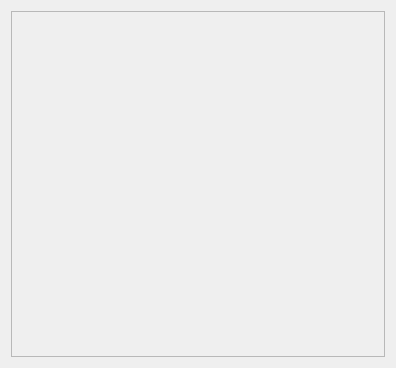
Above: dialoglayers.ui from KarlZeilhofer/CopperField before the change. Below: the same form after it.
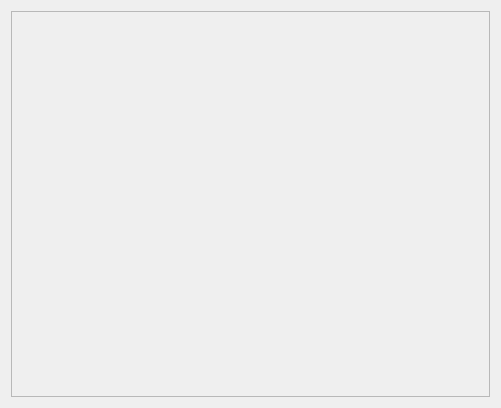
That is the form after the change. Custom widgets are drawn as their Qt base class.

```diff
--- a/dialoglayers.ui
+++ b/dialoglayers.ui
@@ -6,8 +6,8 @@
    <rect>
     <x>0</x>
     <y>0</y>
-    <width>396</width>
-    <height>368</height>
+    <width>501</width>
+    <height>408</height>
    </rect>
   </property>
   <property name="windowTitle">
@@ -17,15 +17,15 @@
    <item row="0" column="0">
     <widget class="QScrollArea" name="scrollArea">
      <property name="widgetResizable">
-      <bool>true</bool>
+      <bool>false</bool>
      </property>
      <widget class="QWidget" name="scrollAreaWidgetContents">
       <property name="geometry">
        <rect>
         <x>0</x>
         <y>0</y>
-        <width>374</width>
-        <height>346</height>
+        <width>425</width>
+        <height>381</height>
        </rect>
       </property>
       <layout class="QGridLayout" name="gridLayout">
```
Left out of the diff: 2 changed lines with no effect on the pictures.
